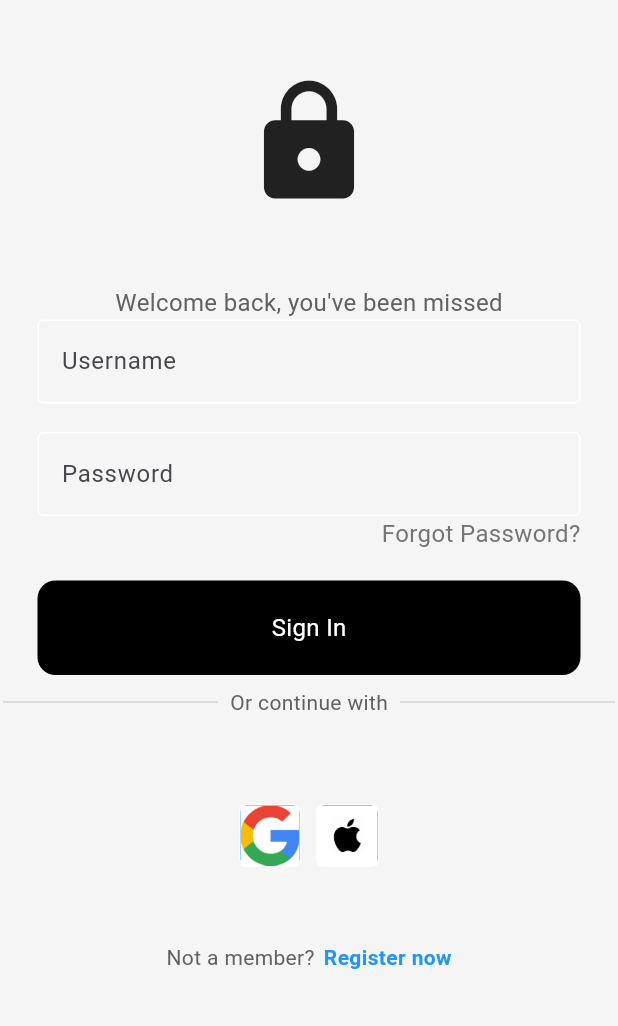
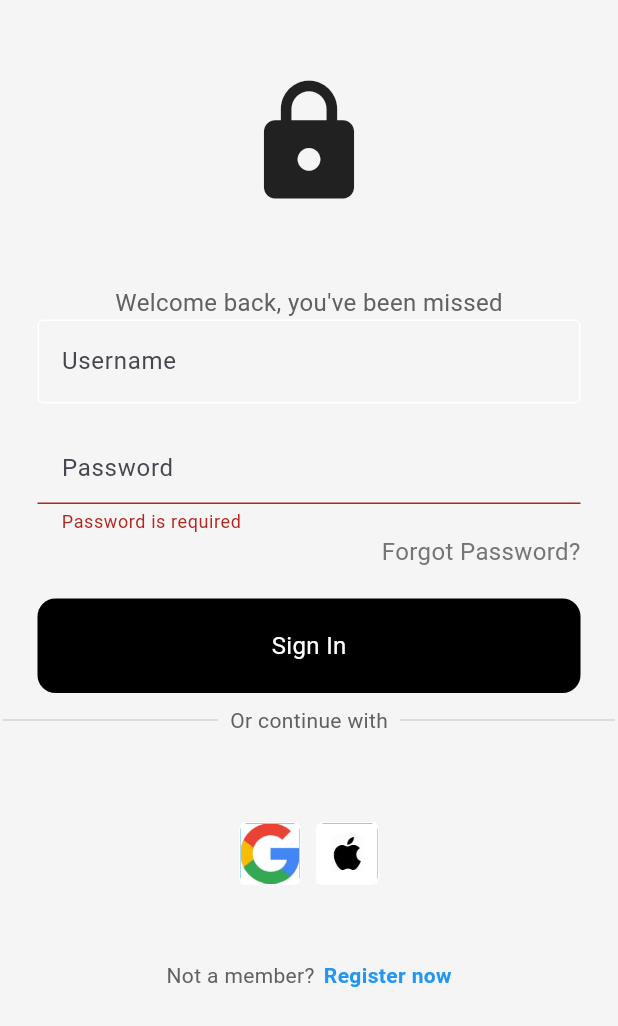
Before and after one commit to Calebjazz/flutter-Login-Form, a Flutter app: the screen it shows after launch, after a tap on "Sign In", on a phone screen of 412 x 824 dp. Shown: the top 1026 px of the screen. Run offline on Flutter 3.47's test engine with Material 3 defaults, Android fonts, the phone set to English and light mode, and no system bars.

Commit message:
adding validation to the form

```diff
--- a/lib/components/my_button.dart
+++ b/lib/components/my_button.dart
@@ -1,15 +1,20 @@
 import 'package:flutter/material.dart';
 
 class MyButton extends StatelessWidget {
+  final void Function()? onTap;
+  final GlobalKey<FormState> formKey;
 
-  final void Function()? onTap;
-
-  const MyButton({super.key, required this.onTap});
-
+  const MyButton({super.key, required this.onTap, required this.formKey,});
   @override
   Widget build(BuildContext context) {
     return GestureDetector(
-      onTap: () {},
+      onTap: () {
+        if (formKey.currentState != null && formKey.currentState!.validate()) {
+          ScaffoldMessenger.of(
+            context,
+          ).showSnackBar(const SnackBar(content: Text('Sign In')));
+        }
+      },
       child: Container(
         padding: const EdgeInsets.all(20),
         margin: EdgeInsets.symmetric(horizontal: 25),
@@ -17,11 +22,12 @@ class MyButton extends StatelessWidget {
           color: Colors.black,
           borderRadius: BorderRadius.circular(12),
         ),
-        child: Center(child: Text("Sign In",
-        style: TextStyle(color: Colors.white, fontSize: 16)
-
-        ),),
-
+        child: Center(
+          child: Text(
+            "Sign In",
+            style: TextStyle(color: Colors.white, fontSize: 16),
+          ),
+        ),
       ),
     );
   }
--- a/lib/components/my_textfield.dart
+++ b/lib/components/my_textfield.dart
@@ -4,11 +4,13 @@ class MyTextField extends StatelessWidget {
   final TextEditingController controller;
   final String hintText;
   final bool obscureText;
+  final String? Function(String?)? validator;
 
   const MyTextField({
     super.key,
     required this.controller,
     required this.hintText,
+    required this.validator,
     required this.obscureText,
   });
 
@@ -16,9 +18,10 @@ class MyTextField extends StatelessWidget {
   Widget build(BuildContext context) {
     return Padding(
       padding: const EdgeInsets.symmetric(horizontal: 25.0),
-      child: TextField(
+      child: TextFormField(
         controller: controller,
         obscureText: obscureText,
+        validator: validator,
         decoration: InputDecoration(
         hintText: hintText,
           enabledBorder: OutlineInputBorder(
--- a/lib/pages/login_page.dart
+++ b/lib/pages/login_page.dart
@@ -3,24 +3,38 @@ import 'package:login/components/my_button.dart';
 import 'package:login/components/my_textfield.dart';
 import 'package:login/components/square_tile.dart';
 
-class LoginPage extends StatelessWidget {
+class LoginPage extends StatefulWidget {
   final VoidCallback? onTap;
 
-  LoginPage({super.key, this.onTap});
+  const LoginPage({super.key, this.onTap});
 
+  @override
+  State<LoginPage> createState() => _LoginPageState();
+}
+
+class _LoginPageState extends State<LoginPage> {
+  final formKey = GlobalKey<FormState>();
   final TextEditingController usernameController = TextEditingController();
   final TextEditingController passwordController = TextEditingController();
 
   // sign user in method
   void signUserIn() {
+    if (formKey.currentState != null && formKey.currentState!.validate()) {
+      ScaffoldMessenger.of(
+        context,
+      ).showSnackBar(const SnackBar(content: Text('Sign In')));
+    }
     // logic to sign user in
   }
+
   @override
   Widget build(BuildContext context) {
     return Scaffold(
       backgroundColor: Colors.grey[100],
       body: SafeArea(
         child: SingleChildScrollView(
+          child: Form(
+            key: formKey,
             child: Column(
               mainAxisAlignment: MainAxisAlignment.center,
               children: [
@@ -41,6 +55,9 @@ class LoginPage extends StatelessWidget {
                   controller: usernameController,
                   hintText: 'Username',
                   obscureText: false,
+                  validator: (value) {
+                    return null;
+                  },
                 ),
                 const SizedBox(height: 19),
                 //password textfield
@@ -48,8 +65,15 @@ class LoginPage extends StatelessWidget {
                   controller: passwordController,
                   hintText: 'Password',
                   obscureText: true,
+                  validator: (value) {
+                    if (value == null || value.isEmpty) {
+                      return 'Password is required';
+                    } else if (value.length < 6) {
+                      return 'Password must be at least 6 characters';
+                    }
+                    return null;
+                  },
                 ),
-
                 //forgot password text
                 Padding(
                   padding: const EdgeInsets.symmetric(horizontal: 25.0),
@@ -65,7 +89,7 @@ class LoginPage extends StatelessWidget {
                 ),
                 const SizedBox(height: 20),
                 //sign in button
-              MyButton(onTap: () => signUserIn()),
+                MyButton(onTap: () => signUserIn(), formKey: formKey),
                 //or continue with
                 Padding(
                   padding: const EdgeInsets.symmetric(horizontal: 2.0),
@@ -123,6 +147,7 @@ class LoginPage extends StatelessWidget {
             ),
           ),
         ),
+      ),
     );
   }
 }
```
Lines whose indentation alone changed are shown as unchanged.
